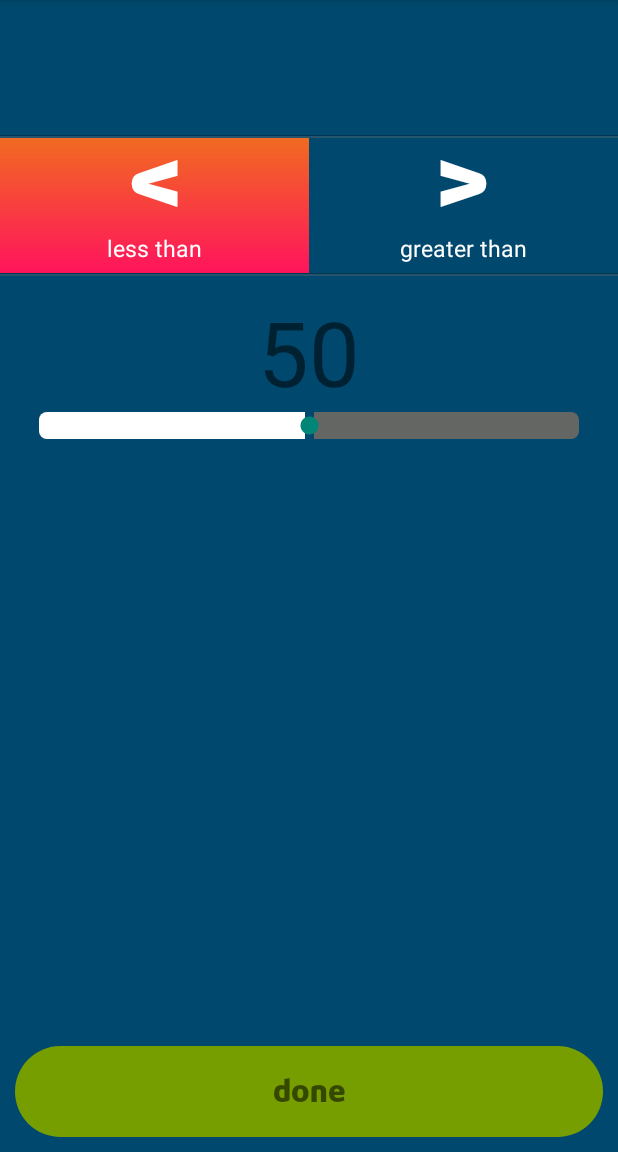
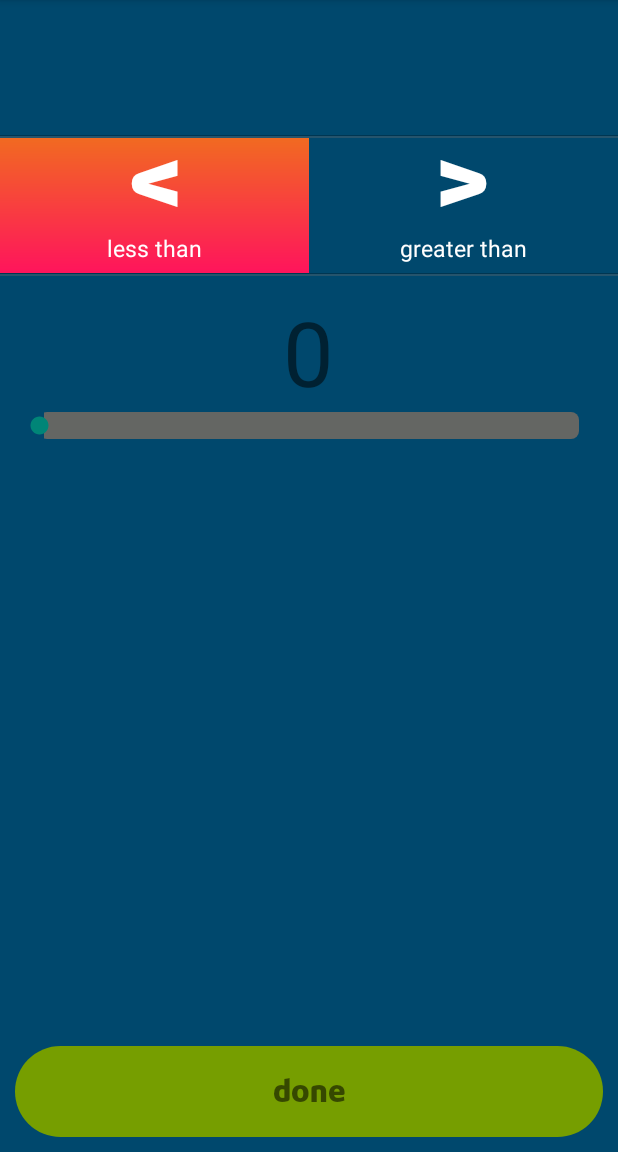
Before and after one commit to tank2014gz/android-tell-me-when, an Android app: the fragment RuleValueFragment shown on its own in the app's theme, on a phone screen of 412 x 824 dp, the part 84-1236 px from its top. Run offline under Robolectric (Android 15) with nearby library versions, the phone set to English and light mode, and no system bars; our stand-ins replace ButterKnife; libraries missing offline, so code that uses them is left out: de.greenrobot.event; 6 statements that could not run were skipped.

Commit message:
Added units, min and max values for sensor types

```diff
--- a/app/src/main/java/io/relayr/tellmewhen/app/RuleValueFragment.java
+++ b/app/src/main/java/io/relayr/tellmewhen/app/RuleValueFragment.java
@@ -16,6 +16,7 @@ import de.greenrobot.event.EventBus;
 import io.relayr.tellmewhen.R;
 import io.relayr.tellmewhen.storage.Storage;
 import io.relayr.tellmewhen.util.OperatorType;
+import io.relayr.tellmewhen.util.SensorType;
 import io.relayr.tellmewhen.util.SensorUtil;
 import io.relayr.tellmewhen.util.WhenEvents;
 
@@ -25,7 +26,6 @@ public class RuleValueFragment extends Fragment {
     @InjectView(R.id.vf_object_name) TextView mObjectName;
     @InjectView(R.id.vf_object_info) TextView mObjectInfo;
 
-    //    @InjectView(R.id.vf_operator_equals) TextView mOperatorEquals;
     @InjectView(R.id.vf_operator_less) View mOperatorLess;
     @InjectView(R.id.vf_operator_greater) View mOperatorGreater;
 
@@ -33,6 +33,7 @@ public class RuleValueFragment extends Fragment {
     @InjectView(R.id.vf_rule_value_indicator) TextView mValueIndicator;
 
     private OperatorType mCurrentOperator;
+    private SensorType mSensorType;
 
     public static RuleValueFragment newInstance() {
         return new RuleValueFragment();
@@ -48,6 +49,8 @@ public class RuleValueFragment extends Fragment {
 
         ((TextView) view.findViewById(R.id.button_done)).setText(getString(R.string.button_done));
 
+        mSensorType = Storage.loadRuleSensor();
+
         toggleOperator(OperatorType.LESS);
 
         return view;
@@ -59,14 +62,15 @@ public class RuleValueFragment extends Fragment {
 
         showSavedData();
 
-        mValueIndicator.setText("" + 50);
+        int maxValue = SensorUtil.getMaxValue(mSensorType) - SensorUtil.getMinValue(mSensorType);
 
-        mValueSeek.setMax(100);
-        mValueSeek.setProgress(50);
+        mValueSeek.setMax(maxValue);
+        mValueSeek.setProgress(maxValue / 2);
         mValueSeek.setOnSeekBarChangeListener(new SeekBar.OnSeekBarChangeListener() {
             @Override
             public void onProgressChanged(SeekBar seekBar, int progress, boolean fromUser) {
-                mValueIndicator.setText("" + progress);
+                mValueIndicator.setText("" + (progress - Math.abs(SensorUtil.getMinValue
+                        (mSensorType))) + mSensorType.getUnit());
             }
 
             @Override
@@ -77,6 +81,8 @@ public class RuleValueFragment extends Fragment {
             public void onStopTrackingTouch(SeekBar seekBar) {
             }
         });
+
+        mValueIndicator.setText("" + maxValue / 2);
     }
 
     @Override
@@ -105,11 +111,6 @@ public class RuleValueFragment extends Fragment {
         EventBus.getDefault().post(new WhenEvents.DoneEvent());
     }
 
-//    @OnClick(R.id.vf_operator_equals)
-//    public void operatorEqualsClicked() {
-//        toggleOperator(OperatorType.EQUALS);
-//    }
-
     @OnClick(R.id.vf_operator_less)
     public void operatorLessClicked() {
         toggleOperator(OperatorType.LESS);
@@ -123,14 +124,10 @@ public class RuleValueFragment extends Fragment {
     private void toggleOperator(OperatorType operator) {
         mCurrentOperator = operator;
 
-//        mOperatorEquals.setBackgroundResource(android.R.color.transparent);
         mOperatorLess.setBackgroundResource(android.R.color.transparent);
         mOperatorGreater.setBackgroundResource(android.R.color.transparent);
 
         switch (operator) {
-//            case EQUALS:
-//                mOperatorEquals.setBackgroundResource(R.drawable.tab_active);
-//                break;
             case LESS:
                 mOperatorLess.setBackgroundResource(R.drawable.tab_active);
                 break;
--- a/app/src/main/java/io/relayr/tellmewhen/util/SensorType.java
+++ b/app/src/main/java/io/relayr/tellmewhen/util/SensorType.java
@@ -4,18 +4,20 @@ import io.relayr.model.DeviceModel;
 
 public enum SensorType {
 
-    TEMP("temperature", DeviceModel.TEMPERATURE_HUMIDITY),
-    HUM("humidity", DeviceModel.TEMPERATURE_HUMIDITY),
-    NOISE("noise", DeviceModel.MICROPHONE),
-    PROX("proximity", DeviceModel.LIGHT_PROX_COLOR),
-    LIGHT("light", DeviceModel.LIGHT_PROX_COLOR),
-    ACC("acceleration", DeviceModel.ACCELEROMETER_GYROSCOPE);
+    TEMP("temperature", "°C", DeviceModel.TEMPERATURE_HUMIDITY),
+    HUM("humidity", "%", DeviceModel.TEMPERATURE_HUMIDITY),
+    NOISE("noise", "%", DeviceModel.MICROPHONE),
+    PROX("proximity", "%", DeviceModel.LIGHT_PROX_COLOR),
+    LIGHT("light", "%", DeviceModel.LIGHT_PROX_COLOR),
+    ACC("acceleration", "G", DeviceModel.ACCELEROMETER_GYROSCOPE);
 
     private final String name;
     private final DeviceModel model;
+    private final String unit;
 
-    SensorType(String name, DeviceModel model) {
+    SensorType(String name, String unit, DeviceModel model) {
         this.name = name;
+        this.unit = unit;
         this.model = model;
     }
 
@@ -34,4 +36,8 @@ public enum SensorType {
 
         return null;
     }
+
+    public String getUnit() {
+        return unit;
+    }
 }
```
Also changed, not shown: app/src/main/java/io/relayr/tellmewhen/util/SensorUtil.java (+18 -0 lines).
